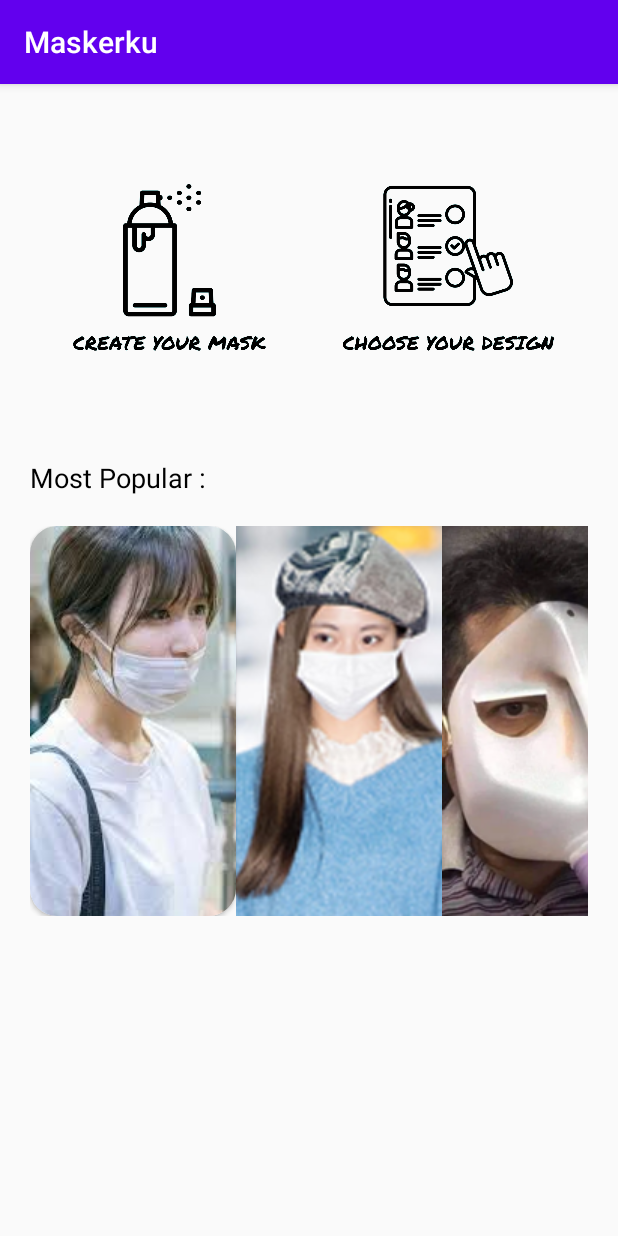
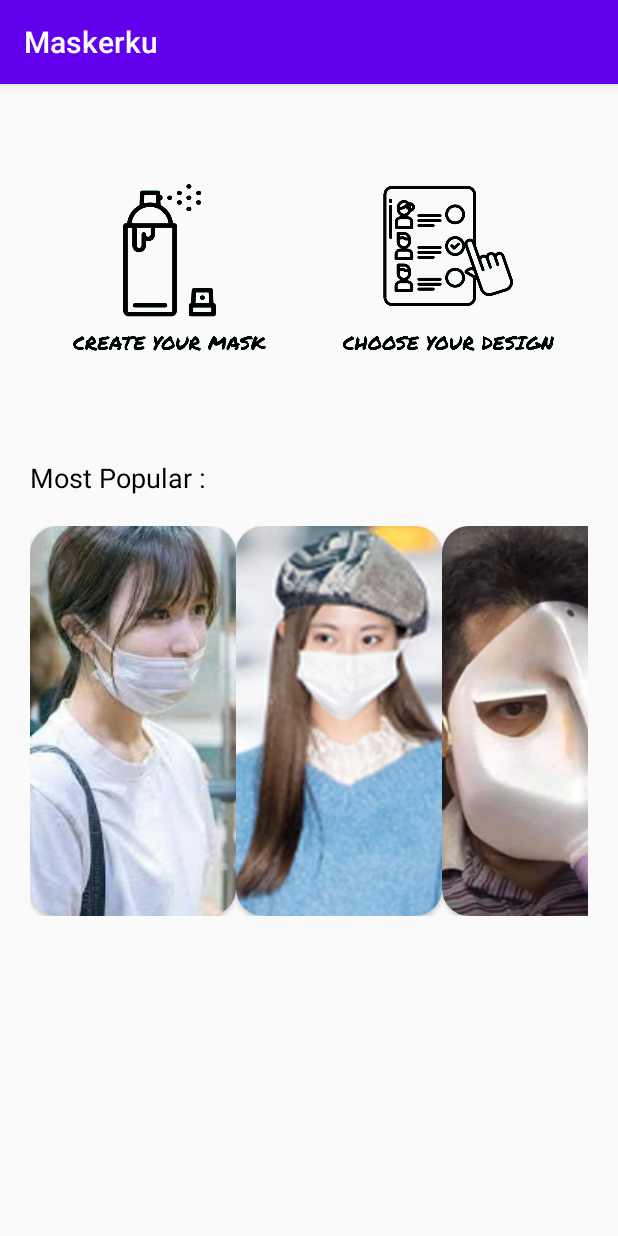
Before and after one commit to faynald/Maskerku-java, an Android app: the screen it shows after launch (MainActivity), on a phone screen of 412 x 824 dp. Run offline under Robolectric (Android 15) with nearby library versions, the phone set to English and light mode, and no system bars.

Commit message:
apply rounded corner to some images

```diff
--- a/app/src/main/res/layout/activity_main.xml
+++ b/app/src/main/res/layout/activity_main.xml
@@ -66,8 +66,8 @@
                 <androidx.cardview.widget.CardView
                     android:layout_width="match_parent"
                     android:layout_height="match_parent"
-                    app:cardCornerRadius="18dp"
-                    android:elevation="10dp">
+                    android:elevation="10dp"
+                    app:cardCornerRadius="18dp">
 
                     <ImageView
                         android:id="@+id/image_terpopuler_1"
@@ -78,6 +78,11 @@
                         app:srcCompat="@drawable/terpopuler_1" />
                 </androidx.cardview.widget.CardView>
 
+                <androidx.cardview.widget.CardView
+                    android:layout_width="match_parent"
+                    android:layout_height="match_parent"
+                    app:cardCornerRadius="18dp" >
+
                     <ImageView
                         android:id="@+id/image_terpopuler_2"
                         android:layout_width="wrap_content"
@@ -85,6 +90,12 @@
                         android:layout_weight="1"
                         android:contentDescription="@string/image_terpopuler_2"
                         app:srcCompat="@drawable/terpopuler_2" />
+                </androidx.cardview.widget.CardView>
+
+                <androidx.cardview.widget.CardView
+                    android:layout_width="match_parent"
+                    android:layout_height="match_parent"
+                    app:cardCornerRadius="18dp" >
 
                     <ImageView
                         android:id="@+id/image_terpopuler_3"
@@ -93,6 +104,12 @@
                         android:layout_weight="1"
                         android:contentDescription="@string/image_terpopuler_3"
                         app:srcCompat="@drawable/terpopuler_3" />
+                </androidx.cardview.widget.CardView>
+
+                <androidx.cardview.widget.CardView
+                    android:layout_width="match_parent"
+                    android:layout_height="match_parent"
+                    app:cardCornerRadius="18dp" >
 
                     <ImageView
                         android:id="@+id/image_terpopuler_4"
@@ -101,6 +118,12 @@
                         android:layout_weight="1"
                         android:contentDescription="@string/image_terpopuler_4"
                         app:srcCompat="@drawable/terpopuler_4" />
+                </androidx.cardview.widget.CardView>
+
+                <androidx.cardview.widget.CardView
+                    android:layout_width="match_parent"
+                    android:layout_height="match_parent"
+                    app:cardCornerRadius="18dp" >
 
                     <ImageView
                         android:id="@+id/image_terpopuler_5"
@@ -109,6 +132,8 @@
                         android:layout_weight="1"
                         android:contentDescription="@string/image_terpopuler_5"
                         app:srcCompat="@drawable/terpopuler_5" />
+                </androidx.cardview.widget.CardView>
+
             </LinearLayout>
         </HorizontalScrollView>
 
```
Lines whose indentation alone changed are shown as unchanged.
